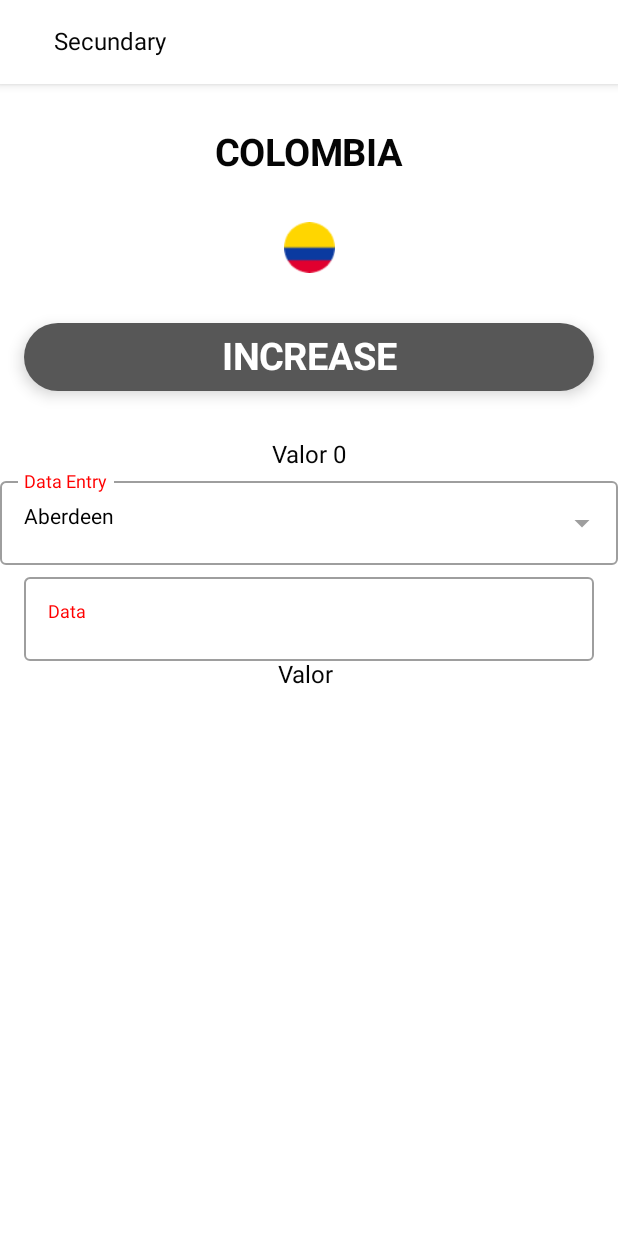
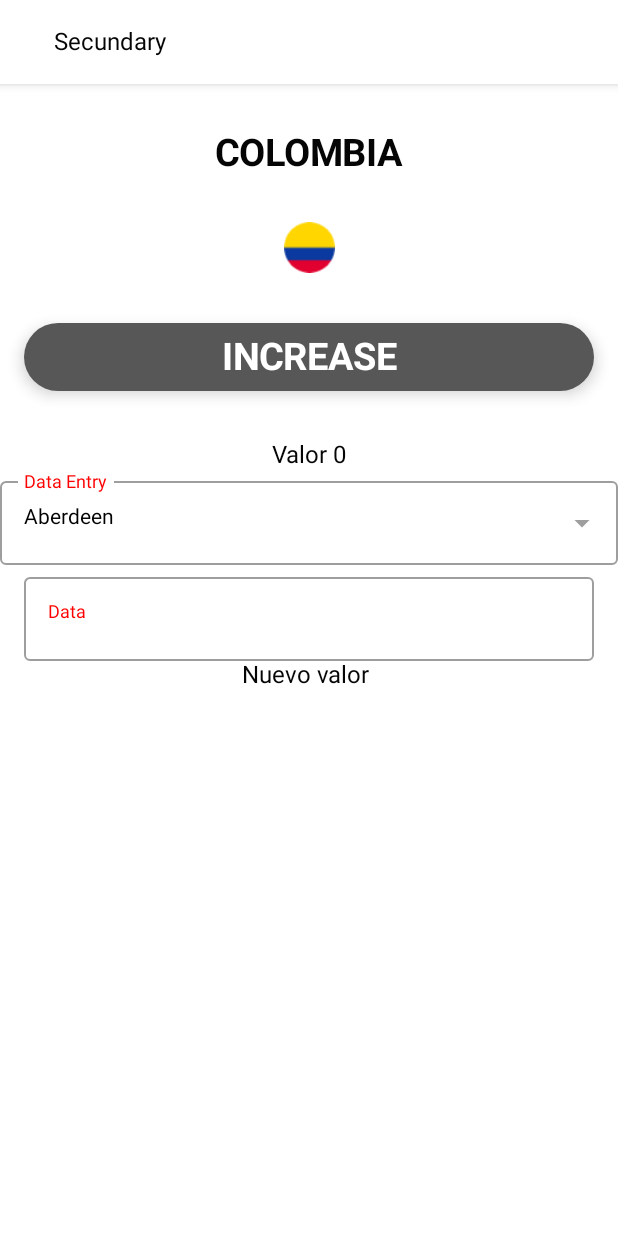
Before and after one commit to JavierCarreno1102/Platzi-Course, an Android app built with Jetpack Compose: the screen it shows after launch (MainActivity), after a tap on an icon or button, on a phone screen of 412 x 824 dp. Run offline under Robolectric (Android 15) with nearby library versions, the phone set to English and light mode, and no system bars.

Commit message:
Agregue nuevo valor
por que puedo

```diff
--- a/app/src/main/java/com/sarah/testlessor/ui/screens/DetailScreen.kt
+++ b/app/src/main/java/com/sarah/testlessor/ui/screens/DetailScreen.kt
@@ -87,7 +87,7 @@ fun DetailScreen(navController: NavController, text: String?,flag:Int?) {
                 .padding(start=16.dp,end=16.dp) ){
                CustomTextField(value = fieldValue, placeHolder = "Data") {}
             }
-            Text("Valor $fieldValue", color = MaterialTheme.colors.onBackground)
+            Text("Nuevo valor $fieldValue", color = MaterialTheme.colors.onBackground)
 
 
 
```
